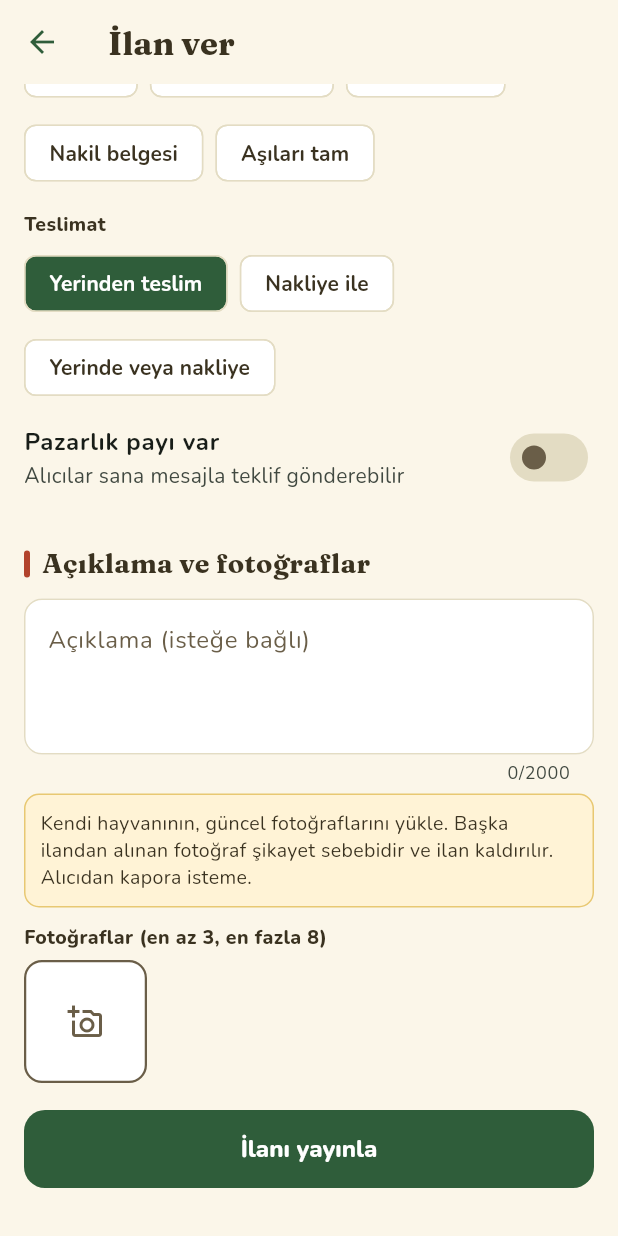
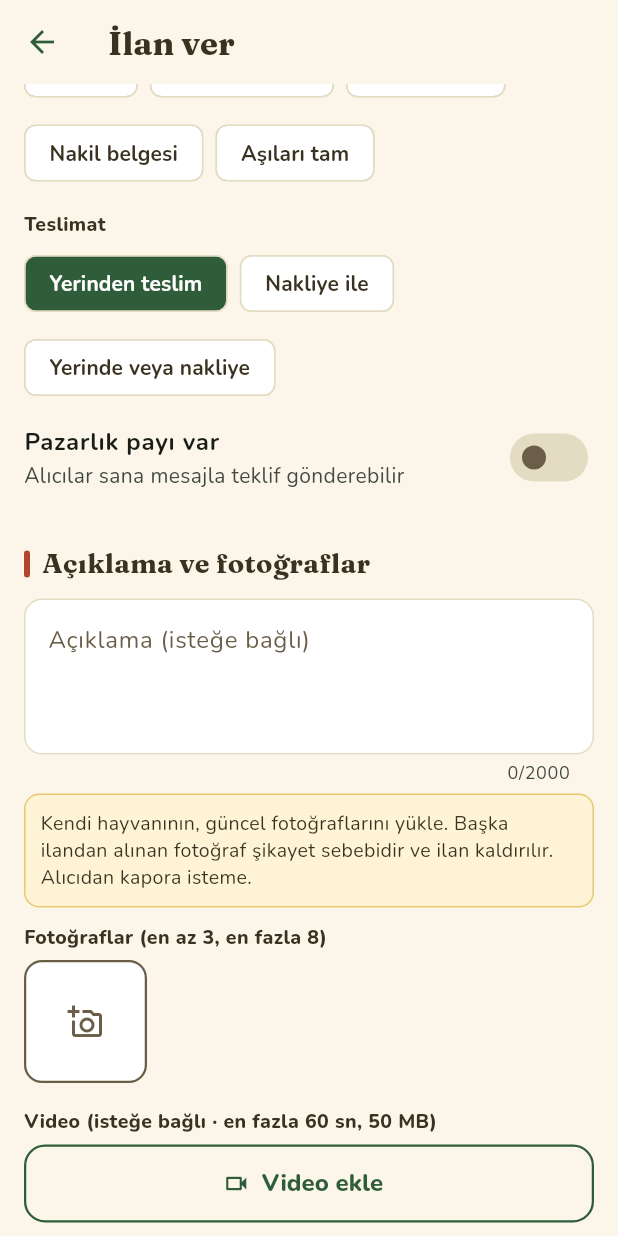
Before and after one commit to cancnar/kuzudeposu, a Flutter app: the SellScreen screen opened directly, scrolled down 867 dp, on a phone screen of 412 x 824 dp. Run offline on Flutter 3.47's test engine with Material 3 defaults, Android fonts, the phone set to English and light mode, and no system bars; our stand-ins replace google_fonts, image_picker, shared_preferences, supabase_flutter, video_player; accounts and stored records are empty; network calls fail.

Commit message:
İlana video: yükleme (50 MB, 60 sn), oynatıcı, kart rozeti; 007 SQL
Co-Authored-By: Claude Sonnet 5.5 <noreply@anthropic.com>
Claude-Session: https://claude.ai/code/session_01G9XxnWzks774pkJ36bVMZV

```diff
--- a/lib/data.dart
+++ b/lib/data.dart
@@ -10,6 +10,13 @@ SupabaseClient get db => testIstemci ?? Supabase.instance.client;
 String? get uid => db.auth.currentUser?.id;
 
 const _saticiEmbed = 'seller:profiles!seller_id(full_name,rating_avg,rating_count)';
+
+String videoUrl(String yol) => db.storage.from('listing-videos').getPublicUrl(yol);
+
+String videoTipi(String ad) {
+  final uz = ad.contains('.') ? ad.split('.').last.toLowerCase() : 'mp4';
+  return switch (uz) { 'mov' => 'video/quicktime', 'webm' => 'video/webm', _ => 'video/mp4' };
+}
 
 String fotoUrl(String yol) => db.storage.from('listing-photos').getPublicUrl(yol);
 
@@ -125,7 +132,7 @@ class FotoDosya {
   final String ad, tip;
 }
 
-Future<String> ilanVer(Map<String, dynamic> alanlar, List<FotoDosya> fotolar) async {
+Future<String> ilanVer(Map<String, dynamic> alanlar, List<FotoDosya> fotolar, {FotoDosya? video}) async {
   final yeni = await db.from('listings').insert(alanlar).select('id').single();
   final id = yeni['id'] as String;
   try {
@@ -138,6 +145,12 @@ Future<String> ilanVer(Map<String, dynamic> alanlar, List<FotoDosya> fotolar) as
       satirlar.add({'listing_id': id, 'path': yol, 'sort_order': i});
     }
     await db.from('listing_photos').insert(satirlar);
+    if (video != null) {
+      final uz = video.ad.contains('.') ? video.ad.split('.').last.toLowerCase() : 'mp4';
+      final yol = '${uid!}/$id/video.$uz';
+      await db.storage.from('listing-videos').uploadBinary(yol, video.bytes, fileOptions: FileOptions(contentType: videoTipi(video.ad), upsert: true));
+      await db.from('listings').update({'video_path': yol}).eq('id', id);
+    }
   } catch (e) {
     await db.from('listings').delete().eq('id', id);
     rethrow;
--- a/lib/models.dart
+++ b/lib/models.dart
@@ -101,6 +101,7 @@ class Ilan {
     this.mesafe,
     this.satildiAt,
     this.bitis,
+    this.videoYol,
     this.amac,
     this.belgeler = const [],
     this.pazarlik = false,
@@ -112,7 +113,7 @@ class Ilan {
   });
 
   final String id, saticiId, tur, cins, cinsiyet, satisSekli, il, ilce, durum;
-  final String? aciklama, amac;
+  final String? aciklama, amac, videoYol;
   final List<String> belgeler;
   final bool pazarlik;
   final String teslimat;
@@ -134,6 +135,7 @@ class Ilan {
   int get kgFiyat => (toplam / (adet * agirlik)).round();
   String get yer => '$ilce, $il';
   bool get aktif => durum == 'aktif';
+  bool get videoVar => videoYol != null && videoYol!.isNotEmpty;
   int? get kalanGun => bitis == null ? null : bitis!.difference(DateTime.now()).inDays;
   String? get amacAd => amac == null ? null : amacEtiket[amac];
   String get teslimatAd => teslimatEtiket[teslimat] ?? teslimat;
@@ -168,6 +170,7 @@ class Ilan {
       mesafe: mesafe,
       satildiAt: j['satildi_at'] == null ? null : DateTime.parse(j['satildi_at'] as String),
       bitis: j['expires_at'] == null ? null : DateTime.parse(j['expires_at'] as String),
+      videoYol: j['video_path'] as String?,
       amac: j['amac'] as String?,
       belgeler: ((j['belgeler'] as List?) ?? const []).map((e) => '$e').toList(),
       pazarlik: j['pazarlik'] as bool? ?? false,
--- a/lib/screens/sell_screen.dart
+++ b/lib/screens/sell_screen.dart
@@ -32,6 +32,8 @@ class _SellScreenState extends State<SellScreen> {
   late final TextEditingController _ilce = TextEditingController(text: app.profil?['ilce'] as String? ?? '');
   final _acik = TextEditingController();
   final List<FotoDosya> _fotolar = [];
+  FotoDosya? _video;
+  static const _videoLimit = 50 * 1024 * 1024;
   bool _yukleniyor = false;
   String? _hata;
 
@@ -57,6 +59,26 @@ class _SellScreenState extends State<SellScreen> {
       if (mounted) setState(() {});
     } catch (e) {
       if (mounted) bildir(context, 'Fotoğraf seçilemedi: $e');
+    }
+  }
+
+  Future<void> _videoEkle() async {
+    try {
+      final x = await ImagePicker().pickVideo(source: ImageSource.gallery, maxDuration: const Duration(seconds: 60));
+      if (x == null) return;
+      final b = await x.readAsBytes();
+      if (b.length > _videoLimit) {
+        if (mounted) setState(() => _hata = 'Video en fazla 50 MB olabilir (seçilen: ${(b.length / 1048576).toStringAsFixed(0)} MB). Daha kısa çekmeyi dene.');
+        return;
+      }
+      if (mounted) {
+        setState(() {
+          _video = FotoDosya(b, x.name, videoTipi(x.name));
+          _hata = null;
+        });
+      }
+    } catch (e) {
+      if (mounted) bildir(context, 'Video seçilemedi: $e');
     }
   }
 
@@ -108,7 +130,7 @@ class _SellScreenState extends State<SellScreen> {
         'belgeler': _belgeler.toList(),
         'pazarlik': _pazarlik,
         'teslimat': _teslimat,
-      }, _fotolar);
+      }, _fotolar, video: _video);
       app.filtre = Filtre();
       app.arama = '';
       app.sekme = 0;
@@ -117,7 +139,7 @@ class _SellScreenState extends State<SellScreen> {
       Navigator.of(context).pop();
       bildir(context, 'İlanın yayınlandı');
     } catch (err) {
-      setState(() => _hata = 'İlan yayınlanamadı: $err\n(Fotoğraf yükleme hatasıysa 002_ek_ozellikler.sql dosyasının çalıştırıldığından emin ol.)');
+      setState(() => _hata = 'İlan yayınlanamadı: $err\n(Fotoğraf yükleme hatasıysa 002, video hatasıysa 007_video.sql çalıştırıldı mı?)');
     } finally {
       if (mounted) setState(() => _yukleniyor = false);
     }
@@ -345,6 +367,23 @@ class _SellScreenState extends State<SellScreen> {
                 ),
             ],
           ),
+          const SizedBox(height: 16),
+          _etiket('Video (isteğe bağlı · en fazla 60 sn, 50 MB)'),
+          if (_video == null)
+            OutlinedButton.icon(onPressed: _videoEkle, icon: const Icon(Icons.videocam_outlined), label: const Text('Video ekle'))
+          else
+            Container(
+              padding: const EdgeInsets.fromLTRB(14, 8, 6, 8),
+              decoration: BoxDecoration(color: Colors.white, borderRadius: BorderRadius.circular(12), border: Border.all(color: Renk.cizgi)),
+              child: Row(
+                children: [
+                  const Icon(Icons.videocam, color: Renk.yesil),
+                  const SizedBox(width: 10),
+                  Expanded(child: Text('${_video!.ad} · ${(_video!.bytes.length / 1048576).toStringAsFixed(1)} MB', maxLines: 1, overflow: TextOverflow.ellipsis, style: const TextStyle(fontWeight: FontWeight.w700))),
+                  IconButton(tooltip: 'Videoyu kaldır', onPressed: () => setState(() => _video = null), icon: const Icon(Icons.close)),
+                ],
+              ),
+            ),
           if (_hata != null)
             Padding(padding: const EdgeInsets.only(top: 12), child: Text(_hata!, style: const TextStyle(color: uyariRenk, fontWeight: FontWeight.w700))),
           const SizedBox(height: 18),
--- a/pubspec.yaml
+++ b/pubspec.yaml
@@ -12,6 +12,7 @@ dependencies:
   supabase_flutter: ^2.8.0
   google_fonts: ^6.2.1
   image_picker: ^1.1.2
+  video_player: ^2.9.2
   shared_preferences: ^2.3.2
 
 dev_dependencies:
```
Also changed, not shown: lib/screens/detail_screen.dart (+17 -0 lines), lib/video.dart (added, +80 -0 lines), lib/widgets.dart (+14 -0 lines), 3 other files.
